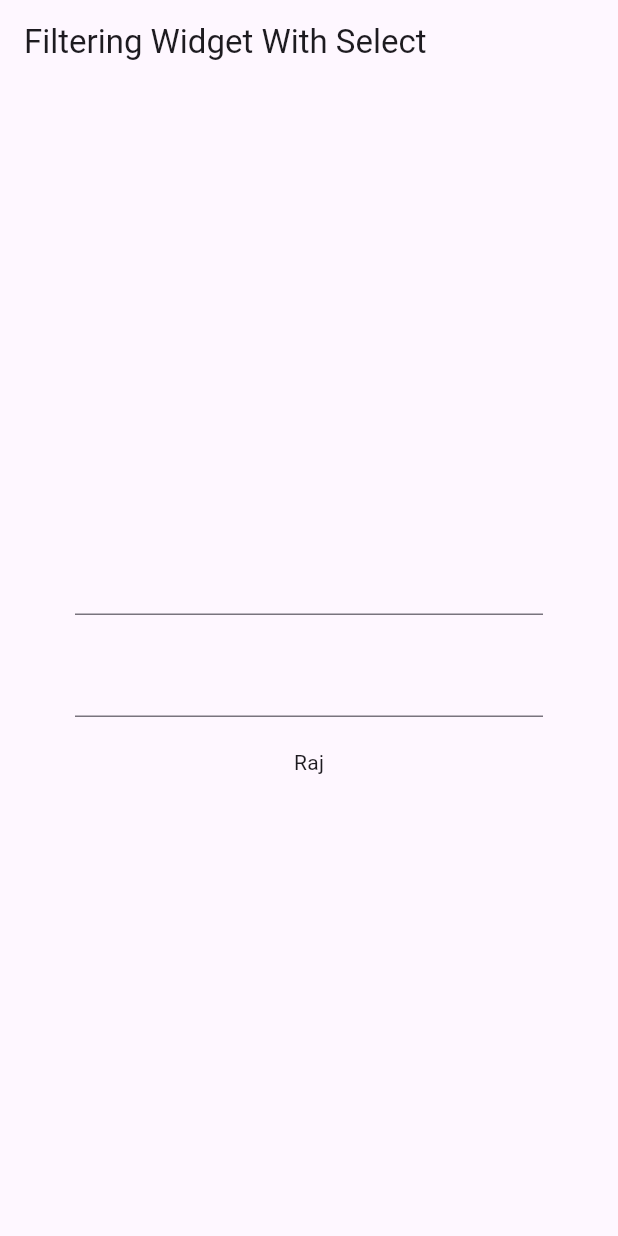
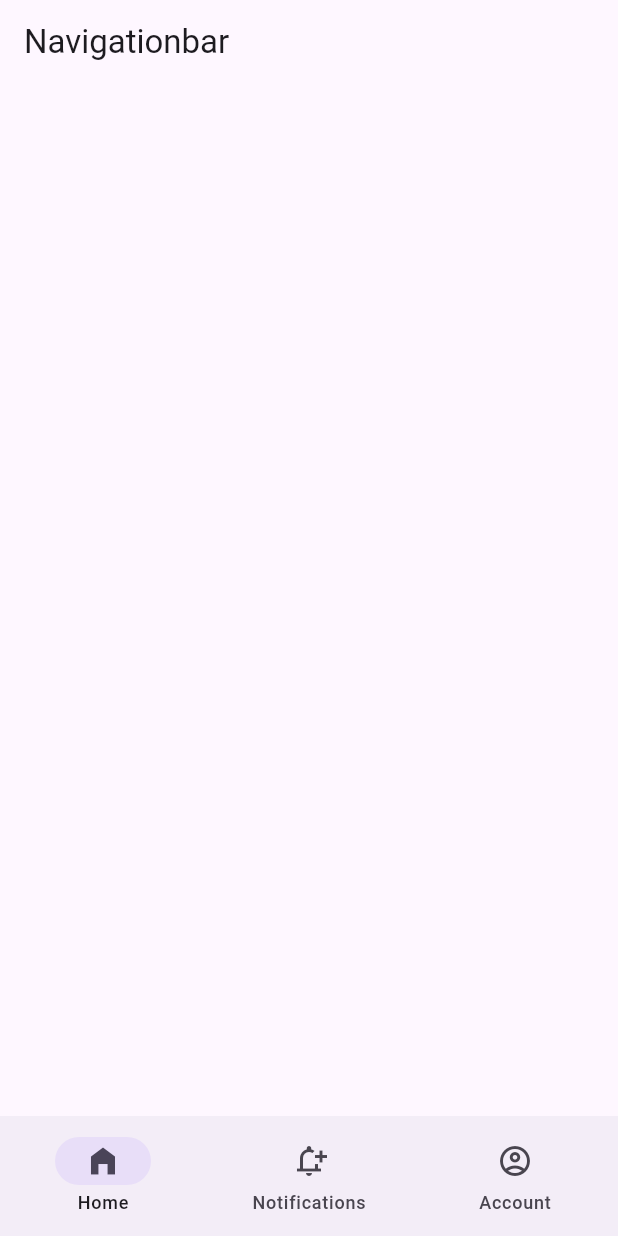
Before and after one commit to DhruvikPrj/Riverpod_Practice, a Flutter app: the screen it shows after launch, on a phone screen of 412 x 824 dp. Run offline on Flutter 3.47's test engine with Material 3 defaults, Android fonts, the phone set to English and light mode, and no system bars; our stand-ins replace equatable, flutter_riverpod, loading_animation_widget, riverpod_annotation; generated files the repository leaves out were written again.

Commit message:
riverpod almost ended

```diff
--- /dev/null
+++ b/lib/NavigationBar/navigation_bar.dart
@@ -0,0 +1,37 @@
+import 'package:flutter/material.dart';
+
+class ScreenNavigation extends StatelessWidget {
+  const ScreenNavigation({super.key});
+
+  @override
+  Widget build(BuildContext context) {
+    return MaterialApp(
+      debugShowCheckedModeBanner: false,
+      home: Scaffold(
+        appBar: AppBar(
+          title: const Text("Navigationbar"),
+        ),
+        bottomNavigationBar: NavigationBar(
+          destinations: const [
+            NavigationDestination(
+              icon: Icon(Icons.home_outlined),
+              label: "Home",
+              selectedIcon: Icon(Icons.home_filled),
+            ),
+            NavigationDestination(
+              icon: Icon(Icons.notification_add_outlined),
+              label: "Notifications",
+              selectedIcon: Icon(Icons.notification_add),
+            ),
+            NavigationDestination(
+              icon: Icon(Icons.account_circle_outlined),
+              label: "Account",
+              selectedIcon: Icon(Icons.account_circle),
+            ),
+          ],
+          selectedIndex: 0,
+        ),
+      ),
+    );
+  }
+}
--- /dev/null
+++ b/lib/RIVERPOD_GENERATOR/riverpod_generator.dart
@@ -0,0 +1,41 @@
+// AutoGenrated Providers are auto Disposable, can take Multiple Parameters.
+
+import 'package:flutter/material.dart';
+import 'package:flutter_riverpod/flutter_riverpod.dart';
+import 'package:riverpod_annotation/riverpod_annotation.dart';
+part 'riverpod_generator.g.dart';
+
+//manually created riverpod
+//final nameProvider = Provider<String>((ref) => 'dhruvik');
+
+//Auto generated
+@Riverpod(
+    keepAlive:
+        true) //Comes from riverpod_annotation and it is not auto disposable.
+String name(NameRef ref) {
+  return "Dhruvik";
+}
+
+//Providers thet are supported in auto generator provider
+// Provider, FutureProvider, streamProvider, NotifierProvider & AsyncNotifierProvider.
+
+//Not Supported
+// StateProvider, ChangeNotifier & StateNotifierProvider
+
+class RiverpodGenerator extends ConsumerWidget {
+  const RiverpodGenerator({super.key});
+
+  @override
+  Widget build(BuildContext context, WidgetRef ref) {
+    final name = ref.watch(nameProvider);
+
+    return MaterialApp(
+      home: Scaffold(
+        appBar: AppBar(
+          title: const Text("RiverPod Generator"),
+        ),
+        body: Center(child: Text(name)),
+      ),
+    );
+  }
+}
--- a/lib/main.dart
+++ b/lib/main.dart
@@ -1,8 +1,12 @@
 import 'package:flutter/material.dart';
 import 'package:flutter_riverpod/flutter_riverpod.dart';
-import 'package:riverpod_practice/ChangeTheme/theme.dart';
-import 'package:riverpod_practice/Family_Modifier/family_modifier.dart';
-import 'package:riverpod_practice/Filtering_Widget_With_Select/filter.dart';
+import 'package:riverpod_practice/Filter_Search_Auto/filter_list.dart';
+import 'package:riverpod_practice/NavigationBar/navigation_bar.dart';
+// import 'package:riverpod_practice/ChangeTheme/theme.dart';
+// import 'package:riverpod_practice/Family_Modifier/family_modifier.dart';
+// import 'package:riverpod_practice/Filtering_Widget_With_Select/filter.dart';
+// import 'package:riverpod_practice/Notifier&Notifier_Provider/manually/counter_demo.dart';
+//import 'package:riverpod_practice/Notifier&Notifier_Provider/using_autogenerated/counter.dart';
 // import 'package:riverpod_practice/Stream_Provider/stream_provider.dart';
 // import 'package:riverpod_practice/future_provider/getUser/api_response.dart';
 //import 'package:riverpod_practice/future_provider/getUser/userModel/user_model.dart';
@@ -22,7 +26,7 @@ class MyApp extends StatelessWidget {
 
   @override
   Widget build(BuildContext context) {
-    return const FilterWidget();
+    return const ScreenNavigation();
   }
 }
 
--- a/pubspec.yaml
+++ b/pubspec.yaml
@@ -41,7 +41,9 @@ dependencies:
   loading_animation_widget: ^1.2.0+4
   appearance: ^0.0.1
   http: ^1.2.1
+  # for riverpod generator:
   equatable: ^2.0.5
+  riverpod_annotation: ^2.3.4
 
 
 dev_dependencies:
@@ -54,6 +56,10 @@ dev_dependencies:
   # package. See that file for information about deactivating specific lint
   # rules and activating additional ones.
   flutter_lints: ^3.0.0
+
+  # for riverpod generator:
+  riverpod_generator: ^2.3.11
+  build_runner: ^2.4.8
 
 # For information on the generic Dart part of this file, see the
 # following page: https://dart.dev/tools/pub/pubspec
```
Also changed, not shown: lib/Filter_Search_Auto/filter_list.dart (added, +61 -0 lines), lib/Filter_Search_Auto/player_notifier.dart (added, +50 -0 lines), lib/Notifier&Notifier_Provider/manually/counter_demo.dart (added, +54 -0 lines), lib/Notifier&Notifier_Provider/manually/counter_notifier.dart (added, +20 -0 lines), lib/Notifier&Notifier_Provider/using_autogenerated/counter.dart (added, +54 -0 lines), lib/Notifier&Notifier_Provider/using_autogenerated/counter_notifier.dart (added, +19 -0 lines), lib/Filter_Search_Auto/player_notifier.g.dart (added), lib/Notifier&Notifier_Provider/using_autogenerated/counter_notifier.g.dart (added), lib/RIVERPOD_GENERATOR/riverpod_generator.g.dart (added), pubspec.lock.
